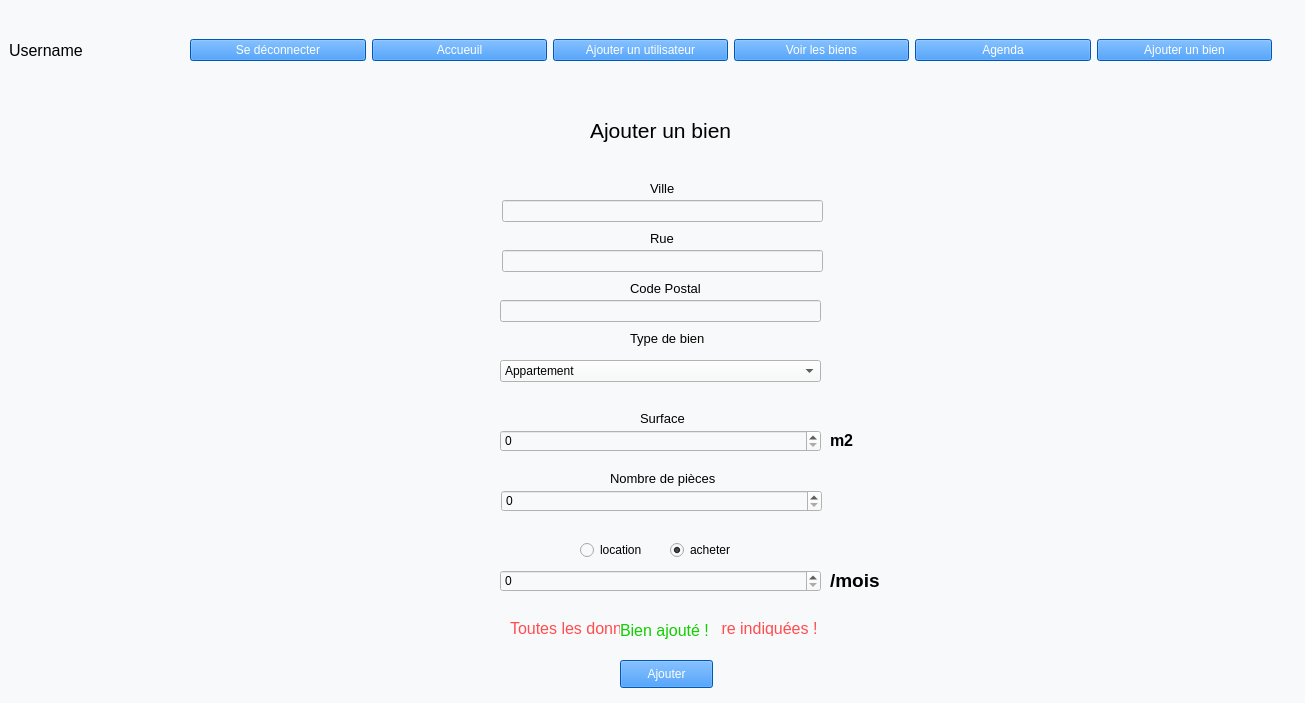
LixNew2/Grimmo, file core/GUI/interface.ui: the form before one commit.
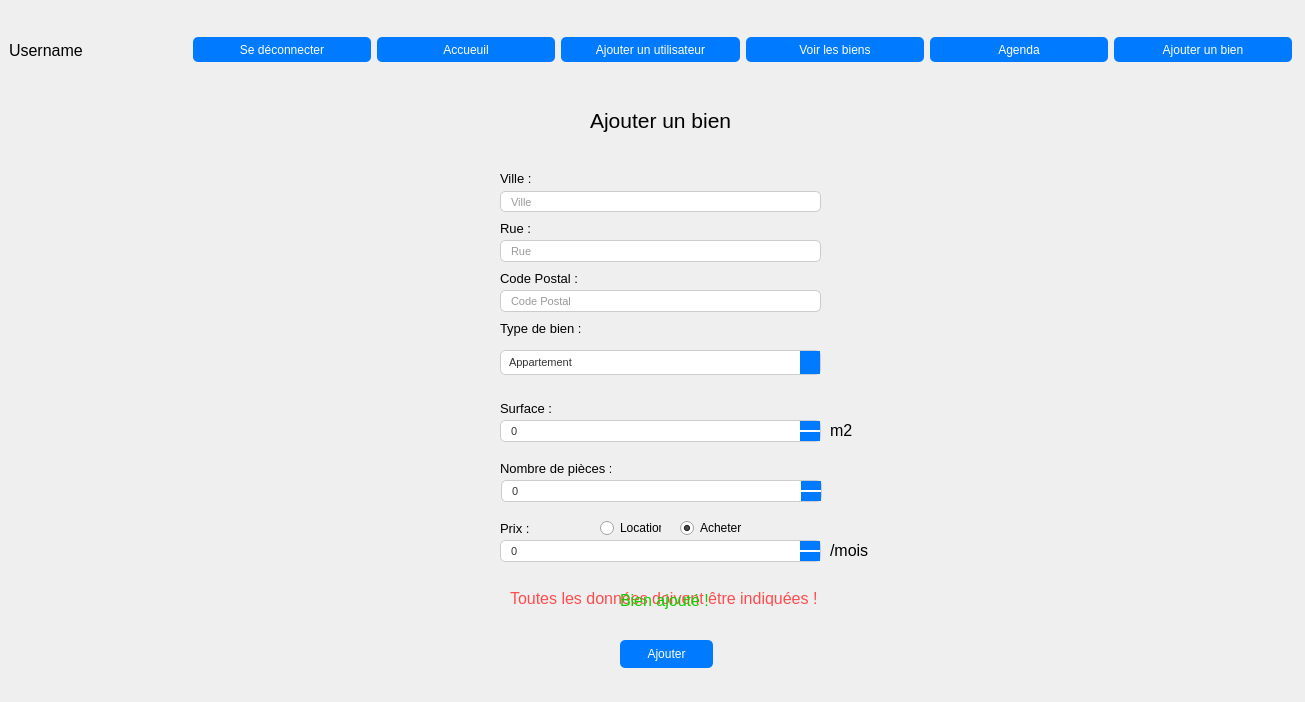
The form after the commit. The open tabs and pages were chosen to show the change.

Commit message: custom gui & delete system

Patch:
```diff
--- a/core/GUI/interface.ui
+++ b/core/GUI/interface.ui
@@ -7,21 +7,34 @@
     <x>0</x>
     <y>0</y>
     <width>1305</width>
-    <height>703</height>
+    <height>702</height>
    </rect>
   </property>
   <property name="windowTitle">
    <string>Grimmo</string>
   </property>
   <property name="styleSheet">
-   <string notr="true">background-color: rgb(248, 249, 250);</string>
+   <string notr="true">background-color: rgb(248, 249, 250);
+
+QPushButton
+{
+	color: rgb(255, 255, 255);
+	background-color:rgb(0, 123, 255);
+;
+}
+
+QPushButton:hover
+{
+	color: rgb(255, 255, 255);
+	background-color:rgb(0, 86, 210)
+}</string>
   </property>
   <widget class="QWidget" name="centralwidget">
    <widget class="QStackedWidget" name="pages">
     <property name="geometry">
      <rect>
       <x>20</x>
-      <y>0</y>
+      <y>-10</y>
       <width>1291</width>
       <height>741</height>
      </rect>
@@ -323,7 +336,7 @@
      <widget class="QLabel" name="label_4">
       <property name="geometry">
        <rect>
-        <x>630</x>
+        <x>480</x>
         <y>230</y>
         <width>55</width>
         <height>16</height>
@@ -335,13 +348,13 @@
        </font>
       </property>
       <property name="text">
-       <string>Rue</string>
+       <string>Rue :</string>
       </property>
      </widget>
      <widget class="QLabel" name="label_5">
       <property name="geometry">
        <rect>
-        <x>610</x>
+        <x>480</x>
         <y>280</y>
         <width>91</width>
         <height>16</height>
@@ -353,28 +366,76 @@
        </font>
       </property>
       <property name="text">
-       <string>Code Postal</string>
+       <string>Code Postal :</string>
       </property>
      </widget>
      <widget class="QLineEdit" name="add_ville_add_bien">
       <property name="geometry">
        <rect>
-        <x>482</x>
-        <y>200</y>
+        <x>480</x>
+        <y>201</y>
         <width>321</width>
-        <height>22</height>
+        <height>21</height>
        </rect>
       </property>
+      <property name="styleSheet">
+       <string notr="true">QLineEdit {
+    background-color: #ffffff;
+    color: #333;
+    border: 1px solid #ccc;
+    border-radius: 5px;
+    padding: 4px 8px;
+    font-size: 11px;
+}
+
+/* Effet survol (hover) */
+QLineEdit:hover {
+    border: 1px solid rgb(0, 123, 255);
+}
+
+/* Focus (quand l'utilisateur clique dedans) */
+QLineEdit:focus {
+    border: 2px solid rgb(0, 123, 255);
+    background-color: #f0f8ff;
+}</string>
+      </property>
+      <property name="placeholderText">
+       <string>Ville</string>
+      </property>
      </widget>
      <widget class="QLineEdit" name="add_rue_add_bien">
       <property name="geometry">
        <rect>
-        <x>482</x>
+        <x>480</x>
         <y>250</y>
         <width>321</width>
         <height>22</height>
        </rect>
       </property>
+      <property name="styleSheet">
+       <string notr="true">QLineEdit {
+    background-color: #ffffff;
+    color: #333;
+    border: 1px solid #ccc;
+    border-radius: 5px;
+    padding: 4px 8px;
+    font-size: 11px;
+}
+
+/* Effet survol (hover) */
+QLineEdit:hover {
+    border: 1px solid rgb(0, 123, 255);
+}
+
+/* Focus (quand l'utilisateur clique dedans) */
+QLineEdit:focus {
+    border: 2px solid rgb(0, 123, 255);
+    background-color: #f0f8ff;
+}</string>
+      </property>
+      <property name="placeholderText">
+       <string>Rue</string>
+      </property>
      </widget>
      <widget class="QLineEdit" name="add_postal_add_bien">
       <property name="geometry">
@@ -385,13 +446,37 @@
         <height>22</height>
        </rect>
       </property>
+      <property name="styleSheet">
+       <string notr="true">QLineEdit {
+    background-color: #ffffff;
+    color: #333;
+    border: 1px solid #ccc;
+    border-radius: 5px;
+    padding: 4px 8px;
+    font-size: 11px;
+}
+
+/* Effet survol (hover) */
+QLineEdit:hover {
+    border: 1px solid rgb(0, 123, 255);
+}
+
+/* Focus (quand l'utilisateur clique dedans) */
+QLineEdit:focus {
+    border: 2px solid rgb(0, 123, 255);
+    background-color: #f0f8ff;
+}</string>
+      </property>
+      <property name="placeholderText">
+       <string>Code Postal</string>
+      </property>
      </widget>
      <widget class="QLabel" name="label_6">
       <property name="geometry">
        <rect>
-        <x>610</x>
+        <x>480</x>
         <y>330</y>
-        <width>81</width>
+        <width>91</width>
         <height>16</height>
        </rect>
       </property>
@@ -401,13 +486,13 @@
        </font>
       </property>
       <property name="text">
-       <string>Type de bien</string>
+       <string>Type de bien :</string>
       </property>
      </widget>
      <widget class="QLabel" name="label_7">
       <property name="geometry">
        <rect>
-        <x>620</x>
+        <x>480</x>
         <y>410</y>
         <width>55</width>
         <height>16</height>
@@ -419,13 +504,13 @@
        </font>
       </property>
       <property name="text">
-       <string>Surface</string>
+       <string>Surface :</string>
       </property>
      </widget>
      <widget class="QLabel" name="label_8">
       <property name="geometry">
        <rect>
-        <x>590</x>
+        <x>480</x>
         <y>470</y>
         <width>111</width>
         <height>16</height>
@@ -437,13 +522,13 @@
        </font>
       </property>
       <property name="text">
-       <string>Nombre de pièces</string>
+       <string>Nombre de pièces :</string>
       </property>
      </widget>
      <widget class="QLabel" name="label_9">
       <property name="geometry">
        <rect>
-        <x>630</x>
+        <x>480</x>
         <y>180</y>
         <width>55</width>
         <height>16</height>
@@ -455,33 +540,33 @@
        </font>
       </property>
       <property name="text">
-       <string>Ville</string>
+       <string>Ville :</string>
       </property>
      </widget>
      <widget class="QRadioButton" name="location_add_bien">
       <property name="geometry">
        <rect>
-        <x>560</x>
-        <y>540</y>
-        <width>95</width>
+        <x>580</x>
+        <y>528</y>
+        <width>61</width>
         <height>20</height>
        </rect>
       </property>
       <property name="text">
-       <string>location</string>
+       <string>Location</string>
       </property>
      </widget>
      <widget class="QRadioButton" name="acheter_add_bien">
       <property name="geometry">
        <rect>
-        <x>650</x>
-        <y>540</y>
+        <x>660</x>
+        <y>528</y>
         <width>95</width>
         <height>20</height>
        </rect>
       </property>
       <property name="text">
-       <string>acheter</string>
+       <string>Acheter</string>
       </property>
       <property name="checked">
        <bool>true</bool>
@@ -493,9 +578,46 @@
         <x>480</x>
         <y>360</y>
         <width>321</width>
-        <height>22</height>
+        <height>25</height>
        </rect>
       </property>
+      <property name="styleSheet">
+       <string notr="true">/* Style général pour QComboBox */
+QComboBox {
+    background-color: #ffffff;
+    color: #333;
+    border: 1px solid #ccc;
+    border-radius: 5px;
+    padding: 4px 8px;
+    font-size: 11px;
+}
+
+/* Icône de la flèche */
+QComboBox::drop-down {
+    border: none;
+    background-color: rgb(0, 123, 255);
+    border-radius: 0 5px 5px 0; /* Coins arrondis uniquement à droite */
+    width: 20px;
+}
+QComboBox::down-arrow {
+    width: 10px;
+    height: 10px;
+    image: none; /* Supprime l'image si aucune icône n'est fournie */
+    border: none;
+    color: white;
+}
+
+/* Menu déroulant */
+QComboBox QAbstractItemView {
+    background-color: #ffffff;
+    border: 1px solid rgb(0, 123, 255);
+    selection-background-color: rgb(0, 123, 255);
+    selection-color: #ffffff;
+    padding: 5px;
+    border-radius: 0px; /* Coins carrés pour le menu */
+}
+</string>
+      </property>
       <property name="currentText">
        <string>Appartement</string>
       </property>
@@ -524,6 +646,46 @@
         <height>22</height>
        </rect>
       </property>
+      <property name="styleSheet">
+       <string notr="true">/* Style général pour QSpinBox */
+QSpinBox {
+    background-color: #ffffff;
+    color: #333;
+    border: 1px solid #ccc;
+    border-radius: 5px;
+    padding: 4px 8px;
+    font-size: 11px;
+}
+
+/* Flèches up/down */
+QSpinBox::up-button, QSpinBox::down-button {
+    background-color: rgb(0, 123, 255);
+    border: none;
+    width: 20px;
+    height: 9px;
+}
+
+QSpinBox::up-button:hover, QSpinBox::down-button:hover {
+    background-color: rgb(0, 105, 217); /* Couleur plus foncée au survol */
+}
+
+/* Lorsque le QSpinBox est focus (sélectionné) */
+QSpinBox:focus {
+    border: 2px solid rgb(0, 123, 255);
+    background-color: #f0f8ff;
+}
+
+/* Lorsque la valeur est sélectionnée dans la zone de texte */
+QSpinBox::editor {
+    background-color: #ffffff;
+    color: #333;
+    border: 1px solid #ccc;
+    border-radius: 5px;
+    padding: 4px;
+    font-size: 11px;
+}
+</string>
+      </property>
       <property name="maximum">
        <number>999999999</number>
       </property>
@@ -532,14 +694,28 @@
       <property name="geometry">
        <rect>
         <x>600</x>
-        <y>660</y>
+        <y>650</y>
         <width>93</width>
         <height>28</height>
        </rect>
       </property>
       <property name="styleSheet">
-       <string notr="true">background-color:rgb(0, 123, 255);
-color: rgb(255, 255, 255);</string>
+       <string notr="true">QPushButton
+{
+	color: rgb(255, 255, 255);
+	background-color:rgb(0, 123, 255);
+	border-radius: 5px;
+	height:20px;
+;
+}
+
+QPushButton:hover
+{
+	color: rgb(255, 255, 255);
+	background-color:rgb(0, 86, 210);
+	border-radius: 5px;
+	height:20px;
+}</string>
       </property>
       <property name="text">
        <string>Ajouter</string>
@@ -549,16 +725,16 @@
       <property name="geometry">
        <rect>
         <x>810</x>
-        <y>570</y>
+        <y>550</y>
         <width>71</width>
         <height>21</height>
        </rect>
       </property>
       <property name="font">
        <font>
-        <pointsize>14</pointsize>
-        <weight>75</weight>
-        <bold>true</bold>
+        <pointsize>12</pointsize>
+        <weight>50</weight>
+        <bold>false</bold>
        </font>
       </property>
       <property name="text">
@@ -574,6 +750,46 @@
         <height>22</height>
        </rect>
       </property>
+      <property name="styleSheet">
+       <string notr="true">/* Style général pour QSpinBox */
+QSpinBox {
+    background-color: #ffffff;
+    color: #333;
+    border: 1px solid #ccc;
+    border-radius: 5px;
+    padding: 4px 8px;
+    font-size: 11px;
+}
+
+/* Flèches up/down */
+QSpinBox::up-button, QSpinBox::down-button {
+    background-color: rgb(0, 123, 255);
+    border: none;
+    width: 20px;
+    height: 9px;
+}
+
+QSpinBox::up-button:hover, QSpinBox::down-button:hover {
+    background-color: rgb(0, 105, 217); /* Couleur plus foncée au survol */
+}
+
+/* Lorsque le QSpinBox est focus (sélectionné) */
+QSpinBox:focus {
+    border: 2px solid rgb(0, 123, 255);
+    background-color: #f0f8ff;
+}
+
+/* Lorsque la valeur est sélectionnée dans la zone de texte */
+QSpinBox::editor {
+    background-color: #ffffff;
+    color: #333;
+    border: 1px solid #ccc;
+    border-radius: 5px;
+    padding: 4px;
+    font-size: 11px;
+}
+</string>
+      </property>
       <property name="maximum">
        <number>999999999</number>
       </property>
@@ -582,11 +798,51 @@
       <property name="geometry">
        <rect>
         <x>480</x>
-        <y>570</y>
+        <y>550</y>
         <width>321</width>
         <height>22</height>
        </rect>
       </property>
+      <property name="styleSheet">
+       <string notr="true">/* Style général pour QSpinBox */
+QSpinBox {
+    background-color: #ffffff;
+    color: #333;
+    border: 1px solid #ccc;
+    border-radius: 5px;
+    padding: 4px 8px;
+    font-size: 11px;
+}
+
+/* Flèches up/down */
+QSpinBox::up-button, QSpinBox::down-button {
+    background-color: rgb(0, 123, 255);
+    border: none;
+    width: 20px;
+    height: 9px;
+}
+
+QSpinBox::up-button:hover, QSpinBox::down-button:hover {
+    background-color: rgb(0, 105, 217); /* Couleur plus foncée au survol */
+}
+
+/* Lorsque le QSpinBox est focus (sélectionné) */
+QSpinBox:focus {
+    border: 2px solid rgb(0, 123, 255);
+    background-color: #f0f8ff;
+}
+
+/* Lorsque la valeur est sélectionnée dans la zone de texte */
+QSpinBox::editor {
+    background-color: #ffffff;
+    color: #333;
+    border: 1px solid #ccc;
+    border-radius: 5px;
+    padding: 4px;
+    font-size: 11px;
+}
+</string>
+      </property>
       <property name="maximum">
        <number>999999999</number>
       </property>
@@ -603,8 +859,8 @@
       <property name="font">
        <font>
         <pointsize>12</pointsize>
-        <weight>75</weight>
-        <bold>true</bold>
+        <weight>50</weight>
+        <bold>false</bold>
        </font>
       </property>
       <property name="text">
@@ -635,7 +891,7 @@
       <property name="geometry">
        <rect>
         <x>490</x>
-        <y>620</y>
+        <y>600</y>
         <width>321</width>
         <height>16</height>
        </rect>
@@ -656,7 +912,7 @@
       <property name="geometry">
        <rect>
         <x>600</x>
-        <y>620</y>
+        <y>600</y>
         <width>101</width>
         <height>20</height>
        </rect>
@@ -673,6 +929,24 @@
        <string>Bien ajouté !</string>
       </property>
      </widget>
+     <widget class="QLabel" name="label_18">
+      <property name="geometry">
+       <rect>
+        <x>480</x>
+        <y>530</y>
+        <width>41</width>
+        <height>16</height>
+       </rect>
+      </property>
+      <property name="font">
+       <font>
+        <pointsize>10</pointsize>
+       </font>
+      </property>
+      <property name="text">
+       <string>Prix :</string>
+      </property>
+     </widget>
     </widget>
     <widget class="QWidget" name="agenda_2">
      <widget class="QWidget" name="horizontalLayoutWidget_6">
@@ -1271,7 +1545,7 @@
      <rect>
       <x>0</x>
       <y>10</y>
-      <width>1281</width>
+      <width>1301</width>
       <height>80</height>
      </rect>
     </property>
@@ -1291,8 +1565,22 @@
      <item>
       <widget class="QPushButton" name="disconnect">
        <property name="styleSheet">
-        <string notr="true">background-color:rgb(0, 123, 255);
-color: rgb(255, 255, 255);</string>
+        <string notr="true">QPushButton
+{
+	color: rgb(255, 255, 255);
+	background-color:rgb(0, 123, 255);
+	border-radius: 5px;
+	height:25px;
+}
+
+
+QPushButton:hover
+{
+	color: rgb(255, 255, 255);
+	background-color:rgb(0, 86, 210);
+	border-radius: 5px;
+	height:25px;
+}</string>
        </property>
        <property name="text">
         <string>Se déconnecter</string>
@@ -1302,8 +1590,22 @@
      <item>
       <widget class="QPushButton" name="home_home">
        <property name="styleSheet">
-        <string notr="true">background-color:rgb(0, 123, 255);
-color: rgb(255, 255, 255);</string>
+        <string notr="true">QPushButton
+{
+	color: rgb(255, 255, 255);
+	background-color:rgb(0, 123, 255);
+	border-radius: 5px;
+	height:25px;
+}
+
+
+QPushButton:hover
+{
+	color: rgb(255, 255, 255);
+	background-color:rgb(0, 86, 210);
+	border-radius: 5px;
+	height:25px;
+}</string>
        </property>
        <property name="text">
         <string>Accueuil</string>
@@ -1313,8 +1615,22 @@
      <item>
       <widget class="QPushButton" name="add_user_home">
        <property name="styleSheet">
-        <string notr="true">background-color:rgb(0, 123, 255);
-color: rgb(255, 255, 255);</string>
+        <string notr="true">QPushButton
+{
+	color: rgb(255, 255, 255);
+	background-color:rgb(0, 123, 255);
+	border-radius: 5px;
+	height:25px;
+}
+
+
+QPushButton:hover
+{
+	color: rgb(255, 255, 255);
+	background-color:rgb(0, 86, 210);
+	border-radius: 5px;
+	height:25px;
+}</string>
        </property>
        <property name="text">
         <string>Ajouter un utilisateur</string>
@@ -1324,8 +1640,22 @@
      <item>
       <widget class="QPushButton" name="view_home">
        <property name="styleSheet">
-        <string notr="true">background-color:rgb(0, 123, 255);
-color: rgb(255, 255, 255);</string>
+        <string notr="true">QPushButton
+{
+	color: rgb(255, 255, 255);
+	background-color:rgb(0, 123, 255);
+	border-radius: 5px;
+	height:25px;
+}
+
+
+QPushButton:hover
+{
+	color: rgb(255, 255, 255);
+	background-color:rgb(0, 86, 210);
+	border-radius: 5px;
+	height:25px;
+}</string>
        </property>
        <property name="text">
         <string>Voir les biens</string>
@@ -1335,8 +1665,22 @@
      <item>
       <widget class="QPushButton" name="agenda">
        <property name="styleSheet">
-        <string notr="true">background-color:rgb(0, 123, 255);
-color: rgb(255, 255, 255);</string>
+        <string notr="true">QPushButton
+{
+	color: rgb(255, 255, 255);
+	background-color:rgb(0, 123, 255);
+	border-radius: 5px;
+	height:25px;
+}
+
+
+QPushButton:hover
+{
+	color: rgb(255, 255, 255);
+	background-color:rgb(0, 86, 210);
+	border-radius: 5px;
+	height:25px;
+}</string>
        </property>
        <property name="text">
         <string>Agenda</string>
@@ -1346,8 +1690,22 @@
      <item>
       <widget class="QPushButton" name="add_good">
        <property name="styleSheet">
-        <string notr="true">background-color:rgb(0, 123, 255);
-color: rgb(255, 255, 255);</string>
+        <string notr="true">QPushButton
+{
+	color: rgb(255, 255, 255);
+	background-color:rgb(0, 123, 255);
+	border-radius: 5px;
+	height:25px;
+}
+
+
+QPushButton:hover
+{
+	color: rgb(255, 255, 255);
+	background-color:rgb(0, 86, 210);
+	border-radius: 5px;
+	height:25px;
+}</string>
        </property>
        <property name="text">
         <string>Ajouter un bien</string>
```
Left out of the diff: 698 changed lines with no effect on the pictures. The commit also changes 6 other files.
